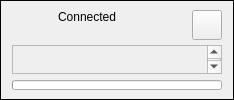
This is DMHelper/src/networkstatusframe.ui in MMetze/DMHelper as Qt 5 draws it before an edit. The edited form follows.
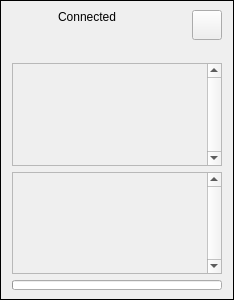
This is the edited form. Icons and pictures are not drawn.

Patch:
```diff
--- a/DMHelper/src/networkstatusframe.ui
+++ b/DMHelper/src/networkstatusframe.ui
@@ -7,7 +7,7 @@
     <x>0</x>
     <y>0</y>
     <width>234</width>
-    <height>100</height>
+    <height>300</height>
    </rect>
   </property>
   <property name="sizePolicy">
@@ -25,7 +25,7 @@
   <property name="maximumSize">
    <size>
     <width>16777215</width>
-    <height>163</height>
+    <height>300</height>
    </size>
   </property>
   <property name="windowTitle">
@@ -37,7 +37,7 @@
   <property name="frameShape">
    <enum>QFrame::Box</enum>
   </property>
-  <layout class="QVBoxLayout" name="verticalLayout_2" stretch="0,0,0">
+  <layout class="QVBoxLayout" name="verticalLayout_2" stretch="0,0,0,0">
    <property name="spacing">
     <number>6</number>
    </property>
@@ -170,7 +170,27 @@
         <x>0</x>
         <y>0</y>
         <width>198</width>
-        <height>27</height>
+        <height>99</height>
+       </rect>
+      </property>
+     </widget>
+    </widget>
+   </item>
+   <item>
+    <widget class="QScrollArea" name="scrollAreaFiles">
+     <property name="verticalScrollBarPolicy">
+      <enum>Qt::ScrollBarAlwaysOn</enum>
+     </property>
+     <property name="widgetResizable">
+      <bool>true</bool>
+     </property>
+     <widget class="QWidget" name="scrollAreaFilesWidget">
+      <property name="geometry">
+       <rect>
+        <x>0</x>
+        <y>0</y>
+        <width>198</width>
+        <height>98</height>
        </rect>
       </property>
      </widget>
```
Left out of the diff: 4 changed lines with no effect on the pictures.
